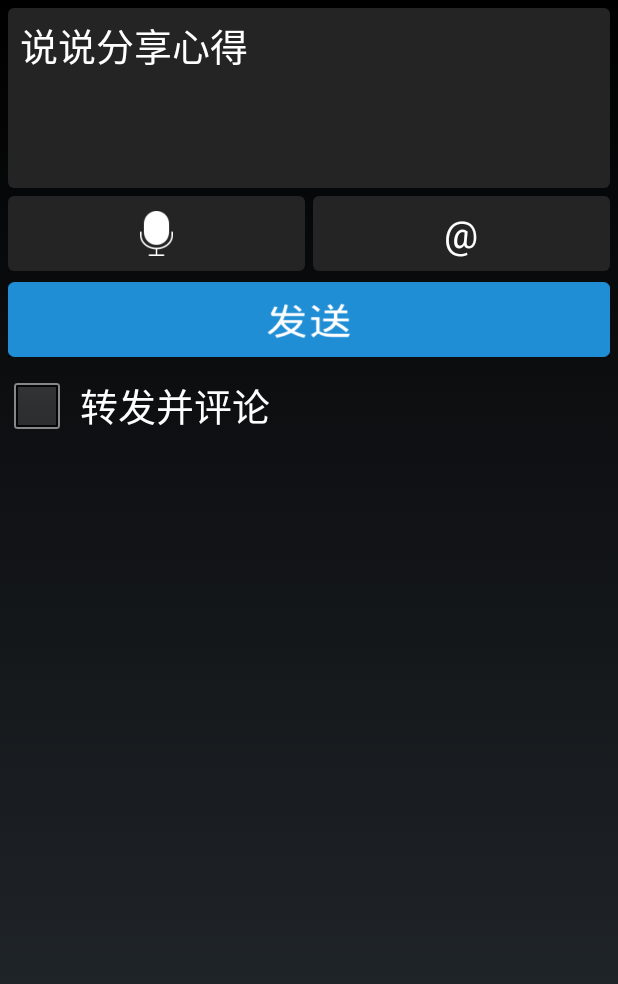
After one commit to luyulove001/coeus-weibo, an Android app: the layout activity_comments.xml on its own in the app's theme, with its tools: preview values and no code run, on a phone screen of 412 x 824 dp. The commit adds this screen. Shown: the top 984 px of the screen. Run offline under Robolectric (Android 15) with nearby library versions, the phone set to English and light mode, and no system bars.

Commit message:
转发并评论界面搭建

```diff
--- a/app/src/main/AndroidManifest.xml
+++ b/app/src/main/AndroidManifest.xml
@@ -3,23 +3,24 @@
     package="net.tatans.coeus.weibo">
 
     <uses-permission android:name="android.permission.ACCESS_NETWORK_STATE" />
-    <uses-permission android:name="android.permission.READ_PHONE_STATE"/>
-    <uses-permission android:name="android.permission.INTERNET"/>
+    <uses-permission android:name="android.permission.READ_PHONE_STATE" />
+    <uses-permission android:name="android.permission.INTERNET" />
 
     <application
         android:allowBackup="true"
         android:icon="@mipmap/ic_launcher"
         android:label="${app_label}"
-        android:theme="@android:style/Theme.NoTitleBar"
-        android:supportsRtl="true">
-        <activity
-            android:name=".MainActivity">
+        android:supportsRtl="true"
+        android:theme="@android:style/Theme.NoTitleBar">
+        <activity android:name=".CommentsActivity">
             <intent-filter>
                 <action android:name="android.intent.action.MAIN" />
                 <category android:name="android.intent.category.LAUNCHER" />
             </intent-filter>
         </activity>
-
+        <!--<activity-->
+            <!--android:name=".CommentsActivity"-->
+            <!--android:screenOrientation="portrait"></activity>-->
     </application>
 
 </manifest>
--- /dev/null
+++ b/app/src/main/java/net/tatans/coeus/weibo/CommentsActivity.java
@@ -0,0 +1,29 @@
+package net.tatans.coeus.weibo;
+
+import android.os.Bundle;
+import android.widget.EditText;
+import android.widget.RelativeLayout;
+import android.widget.TextView;
+
+import net.tatans.coeus.network.tools.BaseActivity;
+import net.tatans.rhea.network.view.ContentView;
+import net.tatans.rhea.network.view.ViewIoc;
+
+/**转发并评论界面*/
+@ContentView(R.layout.activity_comments)
+public class CommentsActivity extends BaseActivity {
+    /**分享内容*/
+    @ViewIoc(R.id.comments_content)
+    EditText comments_content;
+    /**语音输入按钮*/
+    @ViewIoc(R.id.comments_voice_input)RelativeLayout comments_voice_input;
+    /**@按钮*/
+    @ViewIoc(R.id.comments_fenxiang) RelativeLayout comments_fenxiang;
+    /**发送按钮*/
+    @ViewIoc(R.id.comments_send)
+    TextView comments_send;
+    @Override
+    protected void onCreate(Bundle savedInstanceState) {
+        super.onCreate(savedInstanceState);
+    }
+}
--- /dev/null
+++ b/app/src/main/res/drawable/home_page_shape.xml
@@ -0,0 +1,8 @@
+<?xml version="1.0" encoding="utf-8"?>
+<shape xmlns:android="http://schemas.android.com/apk/res/android">
+    <solid android:color="#FF242424" />
+    <corners android:topLeftRadius="4dp"
+        android:topRightRadius="4dp"
+        android:bottomRightRadius="4dp"
+        android:bottomLeftRadius="4dp"/>
+</shape>
--- /dev/null
+++ b/app/src/main/res/layout/activity_comments.xml
@@ -0,0 +1,83 @@
+<?xml version="1.0" encoding="utf-8"?>
+<LinearLayout xmlns:android="http://schemas.android.com/apk/res/android"
+    android:layout_width="match_parent"
+    android:layout_height="match_parent"
+    android:orientation="vertical">
+<EditText
+    android:id="@+id/comments_content"
+    android:layout_width="fill_parent"
+    android:layout_height="120dp"
+    android:layout_margin="5dp"
+    android:textSize="25sp"
+    android:gravity="top"
+    android:textColorHint="#ffffff"
+    android:hint="说说分享心得"
+    android:paddingLeft="8dp"
+    android:paddingTop="5dp"
+    android:background="@drawable/home_page_shape"
+    />
+    <LinearLayout
+        android:layout_width="fill_parent"
+        android:layout_height="50dp"
+        android:layout_marginLeft="5dp"
+        android:layout_marginRight="5dp"
+        android:focusable="true"
+        android:orientation="horizontal">
+        <RelativeLayout
+            android:id="@+id/comments_voice_input"
+            android:layout_width="0dp"
+            android:layout_weight="1"
+            android:focusable="true"
+            android:contentDescription="@string/voice_input_button"
+            android:background="@drawable/home_page_shape"
+            android:layout_height="fill_parent">
+            <ImageView
+                android:layout_width="22dp"
+                android:layout_height="30dp"
+                android:layout_centerInParent="true"
+                android:background="@drawable/icon_voice"/>
+        </RelativeLayout>
+        <RelativeLayout
+            android:id="@+id/comments_fenxiang"
+            android:layout_width="0dp"
+            android:layout_weight="1"
+            android:layout_marginLeft="5dp"
+            android:focusable="true"
+            android:contentDescription="@string/aall_button"
+            android:background="@drawable/home_page_shape"
+            android:layout_height="fill_parent">
+            <TextView
+                android:layout_width="wrap_content"
+                android:layout_height="wrap_content"
+                android:textColor="#ffffff"
+                android:textSize="25sp"
+                android:layout_centerInParent="true"
+                android:text=" @ "/>
+        </RelativeLayout>
+    </LinearLayout>
+    <TextView
+        android:id="@+id/comments_send"
+        android:layout_width="fill_parent"
+        android:layout_height="50dp"
+        android:layout_marginTop="7dp"
+        android:layout_marginLeft="5dp"
+        android:clickable="true"
+        android:focusable="true"
+        android:contentDescription="@string/send_button"
+        android:layout_marginRight="5dp"
+        android:background="@drawable/weibo_send"/>
+    <LinearLayout
+        android:layout_width="fill_parent"
+        android:layout_height="wrap_content">
+        <CheckBox
+            android:layout_width="wrap_content"
+            android:layout_height="wrap_content"
+            android:layout_marginTop="8dp"
+            android:layout_marginLeft="5dp"
+            android:textSize="25sp"
+            android:paddingLeft="10dp"
+            android:textColor="#ffffff"
+            android:text="转发并评论"/>
+    </LinearLayout>
+
+</LinearLayout>
--- a/app/src/main/res/values/strings.xml
+++ b/app/src/main/res/values/strings.xml
@@ -16,4 +16,8 @@
     <string name="fans">粉丝</string>
     <string name="collection">收藏</string>
     <string name="cancellation">退出账号</string>
+    <string name="voice_input_button">语音输入。按钮</string>
+    <string name="aall_button">"@。按钮"</string>
+    <string name="send_button">发送。按钮</string>
+
 </resources>
```
Also changed, not shown: app/src/main/res/drawable/icon_voice.png (added), app/src/main/res/drawable/weibo_send.png (added).
